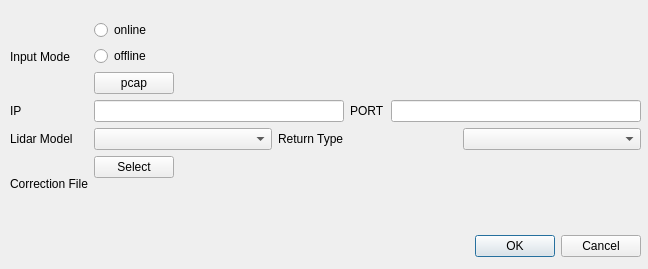
Above: ui/add_dialog.ui from FengD/point_cloud_player before the change. Below: the same form after it.
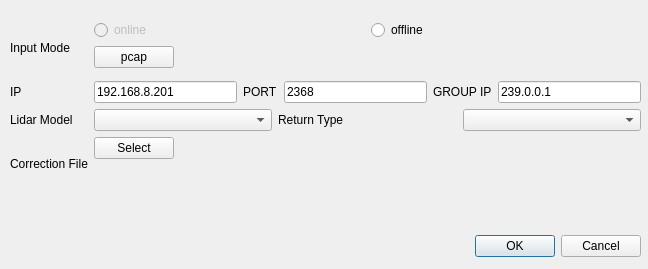
That is the form after the change.

Commit message: <fix>(add_dialog): add group ip in add dialog

Diff of the .ui file:
```diff
--- a/ui/add_dialog.ui
+++ b/ui/add_dialog.ui
@@ -35,7 +35,7 @@
      <x>10</x>
      <y>20</y>
      <width>631</width>
-     <height>191</height>
+     <height>171</height>
     </rect>
    </property>
    <layout class="QGridLayout" name="gridLayout">
@@ -60,23 +60,6 @@
       </item>
      </layout>
     </item>
-    <item row="1" column="2">
-     <layout class="QGridLayout" name="gridLayout_3">
-      <item row="0" column="0">
-       <widget class="QLineEdit" name="ipInput"/>
-      </item>
-      <item row="0" column="1">
-       <widget class="QLabel" name="portLabel">
-        <property name="text">
-         <string>PORT</string>
-        </property>
-       </widget>
-      </item>
-      <item row="0" column="2">
-       <widget class="QLineEdit" name="portInput"/>
-      </item>
-     </layout>
-    </item>
     <item row="0" column="0">
      <widget class="QLabel" name="correctionFileLabel_2">
       <property name="text">
@@ -84,13 +67,6 @@
       </property>
      </widget>
     </item>
-    <item row="1" column="0">
-     <widget class="QLabel" name="ipLabel">
-      <property name="text">
-       <string>IP</string>
-      </property>
-     </widget>
-    </item>
     <item row="3" column="0">
      <widget class="QLabel" name="correctionFileLabel">
       <property name="text">
@@ -98,25 +74,46 @@
       </property>
      </widget>
     </item>
+    <item row="2" column="0">
+     <widget class="QLabel" name="lidarModelLabel">
+      <property name="text">
+       <string>Lidar Model</string>
+      </property>
+     </widget>
+    </item>
     <item row="0" column="2">
      <layout class="QGridLayout" name="gridLayout_4">
       <item row="0" column="0">
-       <widget class="QRadioButton" name="onlineRadBtn">
-        <property name="text">
-         <string>online</string>
-        </property>
-       </widget>
+       <layout class="QHBoxLayout" name="horizontalLayout">
+        <item>
+         <widget class="QRadioButton" name="onlineRadBtn">
+          <property name="enabled">
+           <bool>false</bool>
+          </property>
+          <property name="text">
+           <string>online</string>
+          </property>
+         </widget>
+        </item>
+        <item>
+         <widget class="QRadioButton" name="offlineRadBtn">
+          <property name="text">
+           <string>offline</string>
+          </property>
+         </widget>
+        </item>
+       </layout>
       </item>
-      <item row="3" column="0">
+      <item row="1" column="0">
        <layout class="QFormLayout" name="formLayout">
-        <item row="0" column="0">
+        <item row="1" column="0">
          <widget class="QPushButton" name="pcapFileInputBtn">
           <property name="text">
            <string>pcap</string>
           </property>
          </widget>
         </item>
-        <item row="0" column="1">
+        <item row="1" column="1">
          <widget class="QLabel" name="filePath">
           <property name="text">
            <string/>
@@ -125,21 +122,46 @@
         </item>
        </layout>
       </item>
-      <item row="1" column="0">
-       <widget class="QRadioButton" name="offlineRadBtn">
-        <property name="text">
-         <string>offline</string>
-        </property>
-       </widget>
-      </item>
      </layout>
     </item>
-    <item row="2" column="0">
-     <widget class="QLabel" name="lidarModelLabel">
-      <property name="text">
-       <string>Lidar Model</string>
-      </property>
-     </widget>
+    <item row="1" column="2">
+     <layout class="QGridLayout" name="gridLayout_3">
+      <item row="0" column="2">
+       <widget class="QLabel" name="portLabel">
+        <property name="text">
+         <string>PORT</string>
+        </property>
+       </widget>
+      </item>
+      <item row="0" column="3">
+       <widget class="QLineEdit" name="portInput">
+        <property name="text">
+         <string>2368</string>
+        </property>
+       </widget>
+      </item>
+      <item row="0" column="4">
+       <widget class="QLabel" name="gourpIplabel">
+        <property name="text">
+         <string>GROUP IP</string>
+        </property>
+       </widget>
+      </item>
+      <item row="0" column="1">
+       <widget class="QLineEdit" name="ipInput">
+        <property name="text">
+         <string>192.168.8.201</string>
+        </property>
+       </widget>
+      </item>
+      <item row="0" column="5">
+       <widget class="QLineEdit" name="groupIpInput">
+        <property name="text">
+         <string>239.0.0.1</string>
+        </property>
+       </widget>
+      </item>
+     </layout>
     </item>
     <item row="3" column="2">
      <layout class="QFormLayout" name="formLayout_2">
@@ -159,6 +181,13 @@
       </item>
      </layout>
     </item>
+    <item row="1" column="0">
+     <widget class="QLabel" name="ipLabel">
+      <property name="text">
+       <string>IP</string>
+      </property>
+     </widget>
+    </item>
    </layout>
   </widget>
  </widget>
```
The commit also changes 4 other files.
